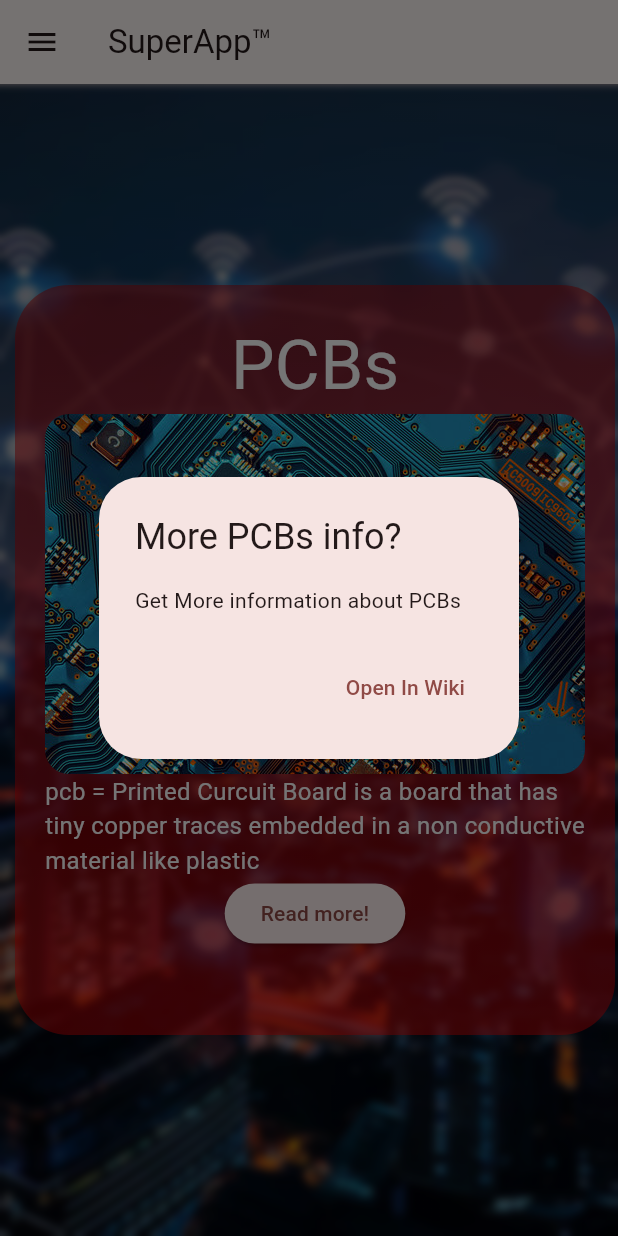
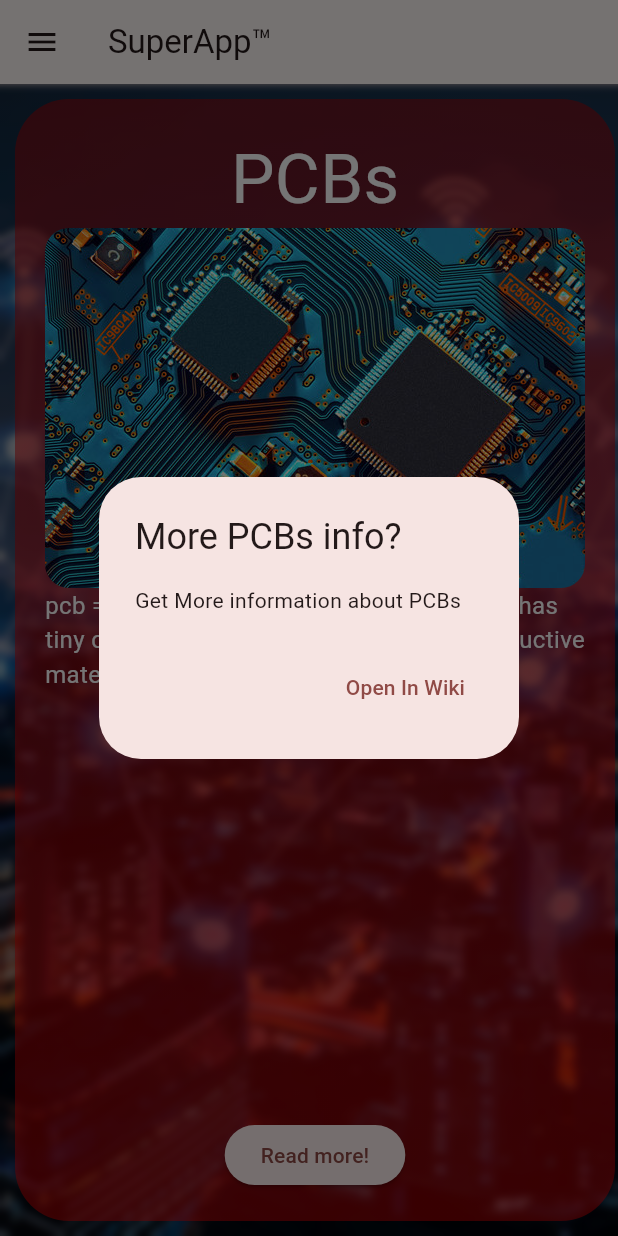
Before and after one commit to schooldanlp6/my-flutter-journey, a Flutter app: the screen it shows after launch, after a tap on "Read more!", on a phone screen of 412 x 824 dp. Run offline on Flutter 3.47's test engine with Material 3 defaults, Android fonts, the light colour scheme and no system bars.

Commit message:
fixed overflow and button alignment on wiki buttons

```diff
--- a/lib/main.dart
+++ b/lib/main.dart
@@ -1,13 +1,13 @@
 import 'package:flutter/material.dart';
 import 'dart:ui';
 import 'widgets.dart';
+import 'hamburger.dart';
 
 void main() => runApp(SuperAppScaffold());
 
 class SuperAppScaffold extends StatelessWidget {
-  const SuperAppScaffold({super.key});
+  const  SuperAppScaffold({super.key});
 
-  Key? get _scaffoldKey => null;
 
   @override
   Widget build(BuildContext context) {
@@ -17,48 +17,16 @@ class SuperAppScaffold extends StatelessWidget {
       theme: ThemeData(
       colorScheme: config.getColorScheme(),),
       home: Scaffold(
-        key: _scaffoldKey, // IMPORTANT
         appBar: AppBar(
           leading: IconButton(
             icon: Icon(Icons.menu),
             tooltip: 'Navigation menu',
             onPressed: () {
-              // Opens the drawer
-              _scaffoldKey.currentState?.openDrawer();
+
             },
           ),
           title: Text(config.title),
         ),
-        drawer: Drawer(
-          child: ListView(
-            padding: EdgeInsets.zero,
-            children: [
-              DrawerHeader(
-                decoration: BoxDecoration(color: Colors.redAccent),
-                child: Text(
-                  "Menu",
-                  style: TextStyle(color: Colors.white, fontSize: 24),
-                ),
-              ),
-              ListTile(
-                leading: Icon(Icons.info),
-                title: Text("About"),
-                onTap: () {
-                  Navigator.pop(context); // closes drawer
-                },
-              ),
-              ListTile(
-                leading: Icon(Icons.settings),
-                title: Text("Settings"),
-                onTap: () {
-                  Navigator.pop(context);
-                },
-              ),
-            ],
-          ),
-        ),
-
-
         body: Stack(
       children: [
         Positioned.fill(
@@ -105,10 +73,6 @@ class SuperAppScaffold extends StatelessWidget {
       ),
     );
   }
-}
-
-extension on Key? {
-  get currentState => null;
 }
 
 class SuperAppBar extends StatelessWidget {
--- a/lib/widgets.dart
+++ b/lib/widgets.dart
@@ -19,41 +19,67 @@ class CustomCards extends StatelessWidget {
     return Container(
       margin: EdgeInsets.all(10),
       padding: EdgeInsets.all(padding),
-        constraints: BoxConstraints(
-          maxWidth: 400,
-          maxHeight: 500,
-          minHeight: 500,
-        ),
+      constraints: BoxConstraints(maxWidth: 400),
       decoration: BoxDecoration(
         gradient: LinearGradient(
-            colors: [const Color.fromARGB(131, 172, 0, 0), const Color.fromARGB(122, 255, 0, 0)],
+          colors: [
+            Color.fromARGB(131, 172, 0, 0),
+            Color.fromARGB(122, 255, 0, 0)
+          ],
           begin: Alignment.topCenter,
-            end: Alignment.bottomCenter),
-          borderRadius: BorderRadius.circular(radius)
+          end: Alignment.bottomCenter,
         ),
-        child: SingleChildScrollView(
+        borderRadius: BorderRadius.circular(radius),
+      ),
       child: Column(
         crossAxisAlignment: CrossAxisAlignment.center,
         children: [
-          Text(heading, style: TextStyle(fontSize: 46, color: Colors.white),softWrap: true,overflow: TextOverflow.ellipsis,),
+          Expanded(
+            child: SingleChildScrollView(
+              child: Column(
+                children: [
+                  Text(
+                    heading,
+                    style: TextStyle(fontSize: 46, color: Colors.white),
+                  ),
                   ClipRRect(
-          borderRadius: BorderRadiusGeometry.circular(radius-padding),
-          child: Image.asset(imagepath, fit: BoxFit.cover,),
+                    borderRadius:
+                        BorderRadius.circular(radius - padding),
+                    child: Image.asset(
+                      imagepath,
+                      fit: BoxFit.cover,
                     ),
-          Text(text, style: TextStyle(fontSize: 16, color: Colors.white),softWrap: true,),
-          ElevatedButton(onPressed: (){
+                  ),
+                  Text(
+                    text,
+                    style: TextStyle(fontSize: 16, color: Colors.white),
+                  ),
+                ],
+              ),
+            ),
+          ),
+          ElevatedButton(
+            onPressed: () {
               showDialog(
                   context: context,
                   builder: (context) => AlertDialog(
-              title: Text("More ${heading} info?"),
-              content: Text("Get More information about ${heading}"),
+                        title: Text("More $heading info?"),
+                        content: Text("Get More information about $heading"),
                         actions: [
-                TextButton(onPressed: (){print("Updated View");Navigator.pop(context);}, child: Text("Open In Wiki"))
+                          TextButton(
+                            onPressed: () {
+                              print("Updated View");
+                              Navigator.pop(context);
+                            },
+                            child: Text("Open In Wiki"),
+                          )
                         ],
-              ));}, child: Text("Read more!"))
+                      ));
+            },
+            child: Text("Read more!"),
+          ),
         ],
-        )
-      )
+      ),
     );
   }
 }
```
Also changed, not shown: lib/hamburger.dart (added, +69 -0 lines). Lines whose indentation alone changed are shown as unchanged.
